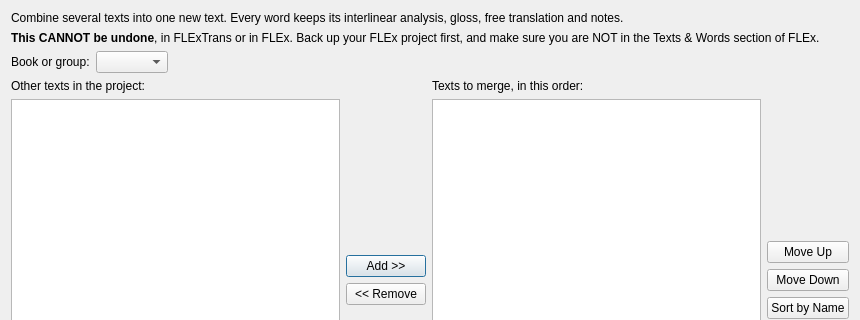
First picture: the form in Dev/Lib/Windows/MergeTextsWindow.ui, repository rmlockwood/FLExTrans, before the edit; both pictures show x 0 to 860 and y 0 to 320 of the 860 by 640 pixel window.
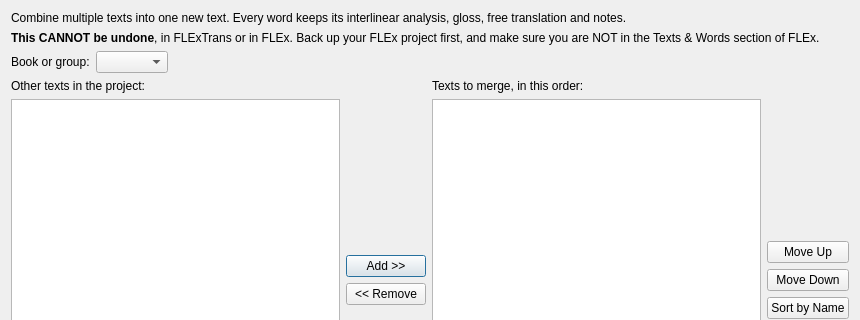
Second picture: the form after the edit.

Commit message: Fixes #1560. Say multiple texts not several texts

The edit to the form file:
```diff
--- a/Dev/Lib/Windows/MergeTextsWindow.ui
+++ b/Dev/Lib/Windows/MergeTextsWindow.ui
@@ -17,7 +17,7 @@
    <item>
     <widget class="QLabel" name="introLabel">
      <property name="text">
-      <string>Combine several texts into one new text. Every word keeps its interlinear analysis, gloss, free translation and notes.</string>
+      <string>Combine multiple texts into one new text. Every word keeps its interlinear analysis, gloss, free translation and notes.</string>
      </property>
      <property name="wordWrap">
       <bool>true</bool>
```
The commit also changes 16 other files.
